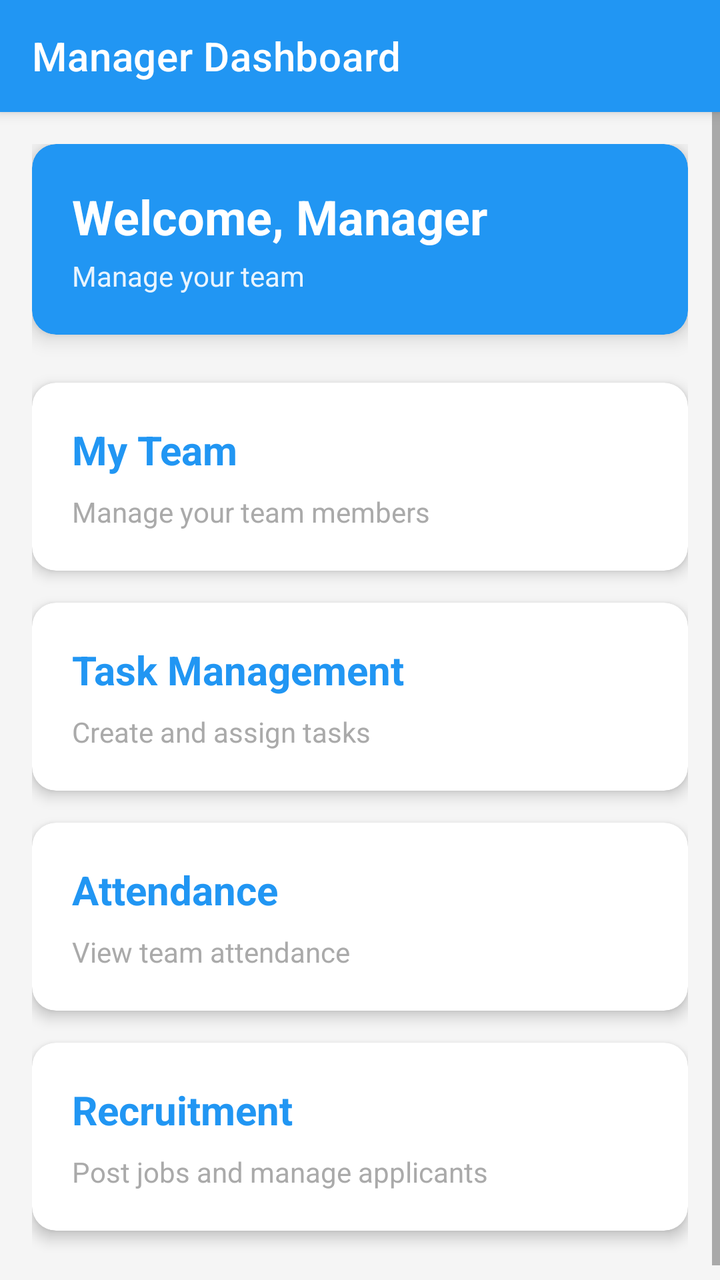
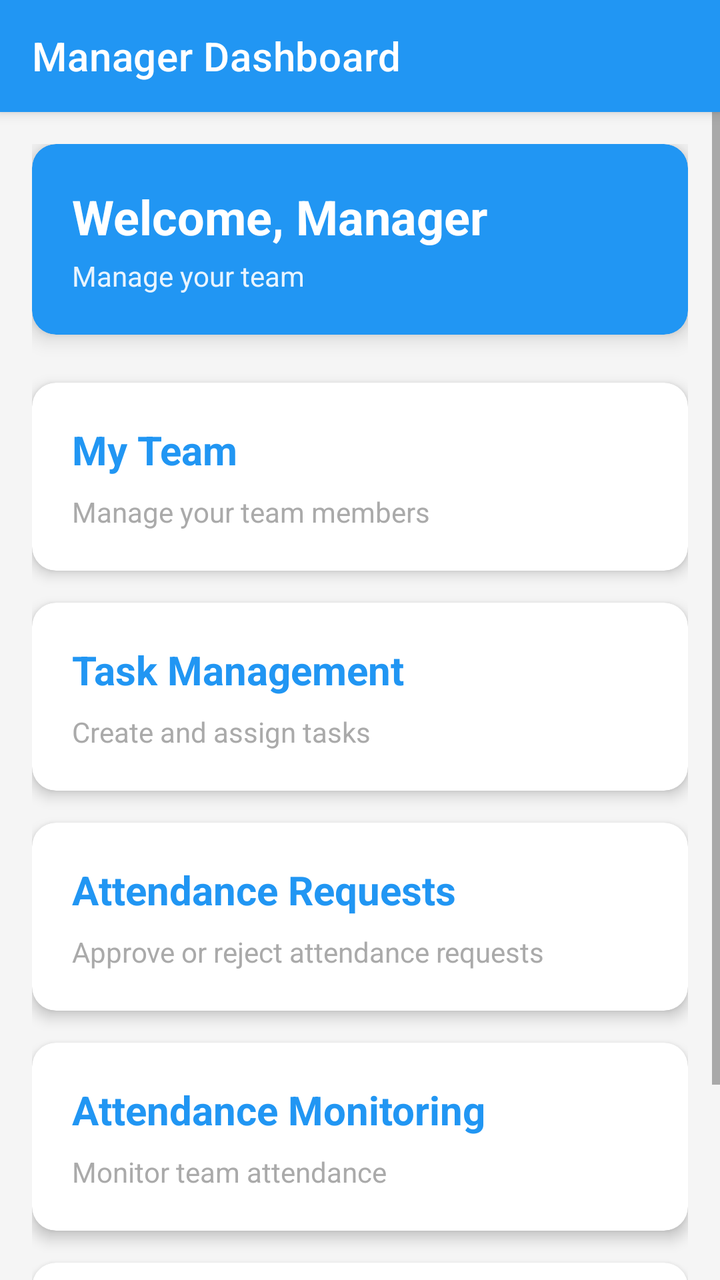

An Android layout rendered at two revisions. The XML below is the earlier revision; the diff shows what the commit changed to produce the second picture.
<!-- AndroidManifest.xml: application theme Theme.UnifiedHRSystem -->
<!-- res/layout/activity_manager_dashboard.xml -->
<?xml version="1.0" encoding="utf-8"?>
<androidx.coordinatorlayout.widget.CoordinatorLayout xmlns:android="http://schemas.android.com/apk/res/android"
    xmlns:app="http://schemas.android.com/apk/res-auto"
    android:layout_width="match_parent"
    android:layout_height="match_parent"
    android:background="@color/background">

    <com.google.android.material.appbar.AppBarLayout
        android:layout_width="match_parent"
        android:layout_height="wrap_content"
        android:theme="@style/ThemeOverlay.AppCompat.Dark.ActionBar">

        <com.google.android.material.appbar.MaterialToolbar
            android:id="@+id/toolbar"
            android:layout_width="match_parent"
            android:layout_height="?attr/actionBarSize"
            android:background="@color/primary"
            app:title="Manager Dashboard"
            app:titleTextColor="@color/white" />

    </com.google.android.material.appbar.AppBarLayout>

    <ScrollView
        android:layout_width="match_parent"
        android:layout_height="match_parent"
        app:layout_behavior="@string/appbar_scrolling_view_behavior">

        <LinearLayout
            android:layout_width="match_parent"
            android:layout_height="wrap_content"
            android:orientation="vertical"
            android:padding="16dp">

            <androidx.cardview.widget.CardView
                android:layout_width="match_parent"
                android:layout_height="wrap_content"
                android:layout_marginBottom="24dp"
                app:cardCornerRadius="12dp"
                app:cardElevation="6dp"
                app:cardBackgroundColor="@color/primary">

                <LinearLayout
                    android:layout_width="match_parent"
                    android:layout_height="wrap_content"
                    android:orientation="vertical"
                    android:padding="20dp">

                    <TextView
                        android:id="@+id/tvWelcome"
                        android:layout_width="match_parent"
                        android:layout_height="wrap_content"
                        android:text="Welcome, Manager"
                        android:textSize="24sp"
                        android:textStyle="bold"
                        android:textColor="@color/white" />

                    <TextView
                        android:layout_width="match_parent"
                        android:layout_height="wrap_content"
                        android:text="Manage your team"
                        android:textSize="14sp"
                        android:textColor="@color/white"
                        android:alpha="0.9"
                        android:layout_marginTop="4dp" />

                </LinearLayout>
            </androidx.cardview.widget.CardView>

            <androidx.cardview.widget.CardView
                android:id="@+id/cvTeam"
                android:layout_width="match_parent"
                android:layout_height="wrap_content"
                android:layout_marginBottom="16dp"
                app:cardCornerRadius="12dp"
                app:cardElevation="4dp"
                android:clickable="true"
                android:focusable="true"
                android:foreground="?android:attr/selectableItemBackground">

                <LinearLayout
                    android:layout_width="match_parent"
                    android:layout_height="wrap_content"
                    android:orientation="vertical"
                    android:padding="20dp">

                    <TextView
                        android:layout_width="wrap_content"
                        android:layout_height="wrap_content"
                        android:text="My Team"
                        android:textSize="20sp"
                        android:textStyle="bold"
                        android:textColor="@color/primary" />

                    <TextView
                        android:layout_width="wrap_content"
                        android:layout_height="wrap_content"
                        android:text="Manage your team members"
                        android:textSize="14sp"
                        android:textColor="@android:color/darker_gray"
                        android:layout_marginTop="8dp" />
                </LinearLayout>
            </androidx.cardview.widget.CardView>

            <androidx.cardview.widget.CardView
                android:id="@+id/cvTasks"
                android:layout_width="match_parent"
                android:layout_height="wrap_content"
                android:layout_marginBottom="16dp"
                app:cardCornerRadius="12dp"
                app:cardElevation="4dp"
                android:clickable="true"
                android:focusable="true"
                android:foreground="?android:attr/selectableItemBackground">

                <LinearLayout
                    android:layout_width="match_parent"
                    android:layout_height="wrap_content"
                    android:orientation="vertical"
                    android:padding="20dp">

                    <TextView
                        android:layout_width="wrap_content"
                        android:layout_height="wrap_content"
                        android:text="Task Management"
                        android:textSize="20sp"
                        android:textStyle="bold"
                        android:textColor="@color/primary" />

                    <TextView
                        android:layout_width="wrap_content"
                        android:layout_height="wrap_content"
                        android:text="Create and assign tasks"
                        android:textSize="14sp"
                        android:textColor="@android:color/darker_gray"
                        android:layout_marginTop="8dp" />
                </LinearLayout>
            </androidx.cardview.widget.CardView>

            <androidx.cardview.widget.CardView
                android:id="@+id/cvAttendance"
                android:layout_width="match_parent"
                android:layout_height="wrap_content"
                android:layout_marginBottom="16dp"
                app:cardCornerRadius="12dp"
                app:cardElevation="4dp"
                android:clickable="true"
                android:focusable="true"
                android:foreground="?android:attr/selectableItemBackground">

                <LinearLayout
                    android:layout_width="match_parent"
                    android:layout_height="wrap_content"
                    android:orientation="vertical"
                    android:padding="20dp">

                    <TextView
                        android:layout_width="wrap_content"
                        android:layout_height="wrap_content"
                        android:text="Attendance"
                        android:textSize="20sp"
                        android:textStyle="bold"
                        android:textColor="@color/primary" />

                    <TextView
                        android:layout_width="wrap_content"
                        android:layout_height="wrap_content"
                        android:text="View team attendance"
                        android:textSize="14sp"
                        android:textColor="@android:color/darker_gray"
                        android:layout_marginTop="8dp" />
                </LinearLayout>
            </androidx.cardview.widget.CardView>



            <androidx.cardview.widget.CardView
                android:id="@+id/cvRecruitment"
                android:layout_width="match_parent"
                android:layout_height="wrap_content"
                android:layout_marginBottom="16dp"
                app:cardCornerRadius="12dp"
                app:cardElevation="4dp"
                android:clickable="true"
                android:focusable="true"
                android:foreground="?android:attr/selectableItemBackground">

                <LinearLayout
                    android:layout_width="match_parent"
                    android:layout_height="wrap_content"
                    android:orientation="vertical"
                    android:padding="20dp">

                    <TextView
                        android:layout_width="wrap_content"
                        android:layout_height="wrap_content"
                        android:text="Recruitment"
                        android:textSize="20sp"
                        android:textStyle="bold"
                        android:textColor="@color/primary" />

                    <TextView
                        android:layout_width="wrap_content"
                        android:layout_height="wrap_content"
                        android:text="Post jobs and manage applicants"
                        android:textSize="14sp"
                        android:textColor="@android:color/darker_gray"
                        android:layout_marginTop="8dp" />
                </LinearLayout>
            </androidx.cardview.widget.CardView>

        </LinearLayout>
    </ScrollView>
</androidx.coordinatorlayout.widget.CoordinatorLayout>
<!-- resources referenced by this layout -->
<resources>
  <color name="background">#FFF5F5F5</color>
  <color name="primary">#FF2196F3</color>
  <color name="white">#FFFFFFFF</color>
  <style name="Theme.UnifiedHRSystem" parent="Theme.MaterialComponents.DayNight.NoActionBar">
          <item name="colorPrimary">@color/primary</item>
          <item name="colorPrimaryDark">@color/primary_dark</item>
          <item name="colorAccent">@color/accent</item>
          <item name="toolbarStyle">@style/Widget.UnifiedHR.Toolbar</item>
      </style>
  <color name="primary_dark">#FF1976D2</color>
  <color name="accent">#FFFF5722</color>
  <style name="Widget.UnifiedHR.Toolbar" parent="Widget.MaterialComponents.Toolbar">
          <item name="popupTheme">@style/ThemeOverlay.MaterialComponents.Light</item>
          <item name="titleTextColor">@color/white</item>
          <item name="subtitleTextColor">@color/white</item>
      </style>
</resources>

<!-- the commit's change to res/layout/activity_manager_dashboard.xml (unified diff, before → after) -->
@@ -156,22 +156,55 @@
                     <TextView
                         android:layout_width="wrap_content"
                         android:layout_height="wrap_content"
-                        android:text="Attendance"
-                        android:textSize="20sp"
-                        android:textStyle="bold"
-                        android:textColor="@color/primary" />
-
-                    <TextView
-                        android:layout_width="wrap_content"
-                        android:layout_height="wrap_content"
-                        android:text="View team attendance"
-                        android:textSize="14sp"
-                        android:textColor="@android:color/darker_gray"
-                        android:layout_marginTop="8dp" />
-                </LinearLayout>
-            </androidx.cardview.widget.CardView>
-
-
+                        android:text="Attendance Requests"
+                        android:textSize="20sp"
+                        android:textStyle="bold"
+                        android:textColor="@color/primary" />
+
+                    <TextView
+                        android:layout_width="wrap_content"
+                        android:layout_height="wrap_content"
+                        android:text="Approve or reject attendance requests"
+                        android:textSize="14sp"
+                        android:textColor="@android:color/darker_gray"
+                        android:layout_marginTop="8dp" />
+                </LinearLayout>
+            </androidx.cardview.widget.CardView>
+
+            <androidx.cardview.widget.CardView
+                android:id="@+id/cvAttendanceMonitoring"
+                android:layout_width="match_parent"
+                android:layout_height="wrap_content"
+                android:layout_marginBottom="16dp"
+                app:cardCornerRadius="12dp"
+                app:cardElevation="4dp"
+                android:clickable="true"
+                android:focusable="true"
+                android:foreground="?android:attr/selectableItemBackground">
+
+                <LinearLayout
+                    android:layout_width="match_parent"
+                    android:layout_height="wrap_content"
+                    android:orientation="vertical"
+                    android:padding="20dp">
+
+                    <TextView
+                        android:layout_width="wrap_content"
+                        android:layout_height="wrap_content"
+                        android:text="Attendance Monitoring"
+                        android:textSize="20sp"
+                        android:textStyle="bold"
+                        android:textColor="@color/primary" />
+
+                    <TextView
+                        android:layout_width="wrap_content"
+                        android:layout_height="wrap_content"
+                        android:text="Monitor team attendance"
+                        android:textSize="14sp"
+                        android:textColor="@android:color/darker_gray"
+                        android:layout_marginTop="8dp" />
+                </LinearLayout>
+            </androidx.cardview.widget.CardView>
 
             <androidx.cardview.widget.CardView
                 android:id="@+id/cvRecruitment"
